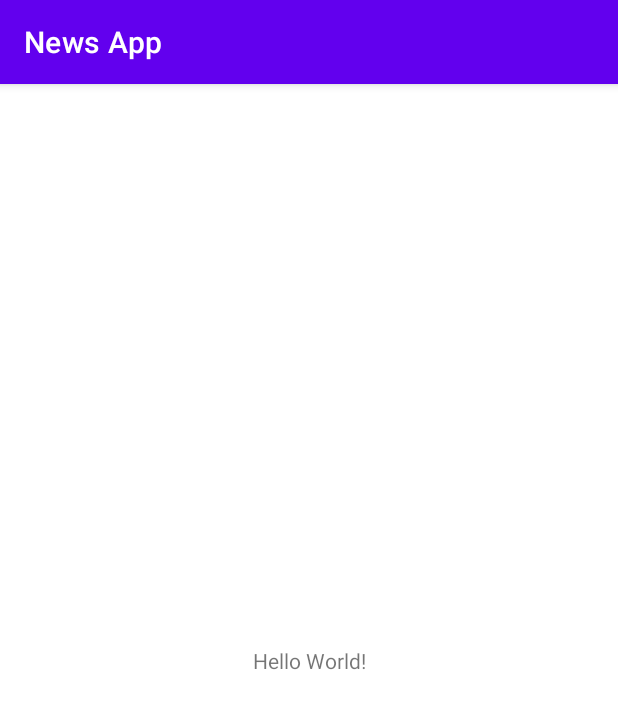
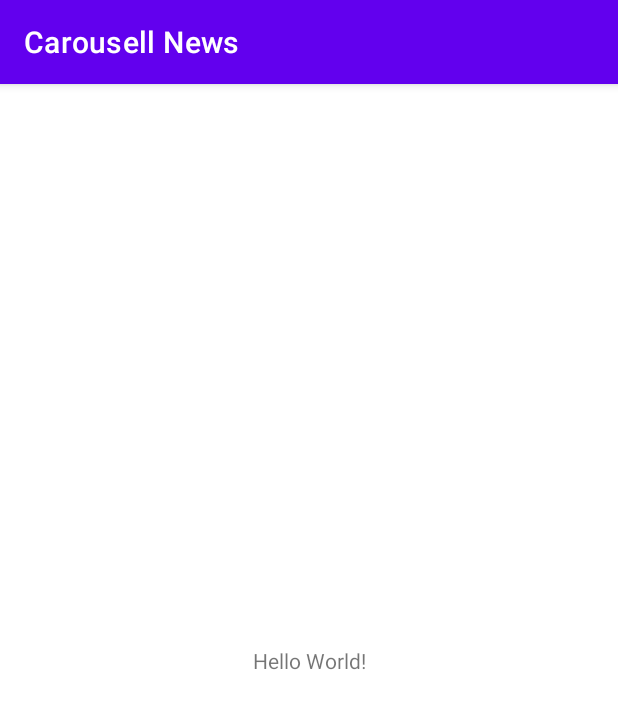
Before and after one commit to LeeGuang22/NewsApp, an Android app: the screen it shows after launch (MainActivity before the commit, NewsActivity after it), on a phone screen of 412 x 824 dp. Shown: the top 709 px of the screen. Run offline under Robolectric (Android 15) with nearby library versions, the phone set to English and light mode, and no system bars.

Commit message:
Restructure package

```diff
--- a/app/src/main/AndroidManifest.xml
+++ b/app/src/main/AndroidManifest.xml
@@ -3,6 +3,7 @@
     package="com.demo.newsapp">
 
     <application
+        android:name=".BaseApplication"
         android:allowBackup="true"
         android:icon="@mipmap/ic_launcher"
         android:label="@string/app_name"
@@ -10,7 +11,7 @@
         android:supportsRtl="true"
         android:theme="@style/Theme.NewsApp">
         <activity
-            android:name=".MainActivity"
+            android:name=".featureNews.presentation.NewsActivity"
             android:exported="true">
             <intent-filter>
                 <action android:name="android.intent.action.MAIN" />
--- /dev/null
+++ b/app/src/main/java/com/demo/newsapp/BaseApplication.kt
@@ -0,0 +1,10 @@
+package com.demo.newsapp
+
+import android.app.Application
+
+class BaseApplication: Application() {
+
+    override fun onCreate() {
+        super.onCreate()
+    }
+}
--- a/app/src/main/java/com/demo/newsapp/MainActivity.kt
+++ b/app/src/main/java/com/demo/newsapp/featureNews/presentation/NewsActivity.kt
@@ -1,11 +1,12 @@
-package com.demo.newsapp
+package com.demo.newsapp.featureNews.presentation
 
 import androidx.appcompat.app.AppCompatActivity
 import android.os.Bundle
+import com.demo.newsapp.R
 
-class MainActivity : AppCompatActivity() {
+class NewsActivity : AppCompatActivity() {
     override fun onCreate(savedInstanceState: Bundle?) {
         super.onCreate(savedInstanceState)
-        setContentView(R.layout.activity_main)
+        setContentView(R.layout.activity_news)
     }
 }
--- a/app/src/main/res/layout/activity_main.xml
+++ b/app/src/main/res/layout/activity_news.xml
@@ -4,7 +4,7 @@
     xmlns:tools="http://schemas.android.com/tools"
     android:layout_width="match_parent"
     android:layout_height="match_parent"
-    tools:context=".MainActivity">
+    tools:context=".featureNews.presentation.NewsActivity">
 
     <TextView
         android:layout_width="wrap_content"
--- a/app/src/main/res/values/strings.xml
+++ b/app/src/main/res/values/strings.xml
@@ -1,3 +1,3 @@
 <resources>
-    <string name="app_name">News App</string>
+    <string name="app_name">Carousell News</string>
 </resources>
```
